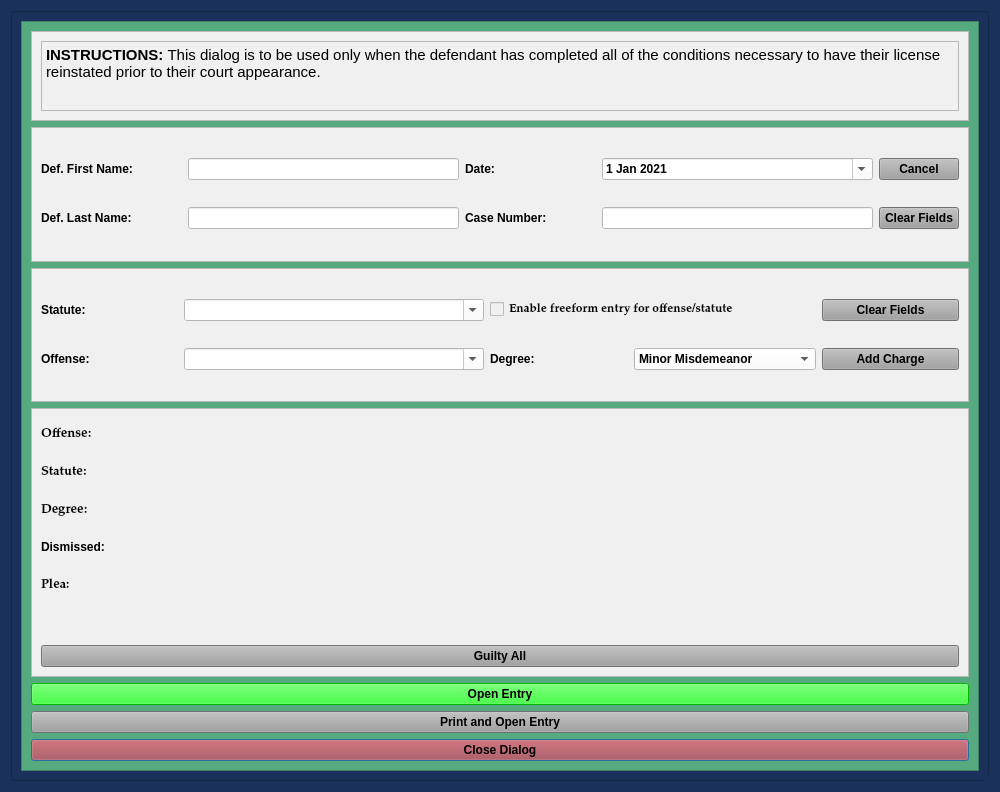
Old version of the form package/views/ui/LeapPleaShortDialog.ui in the repository HunterProgram22/MuniEntry.
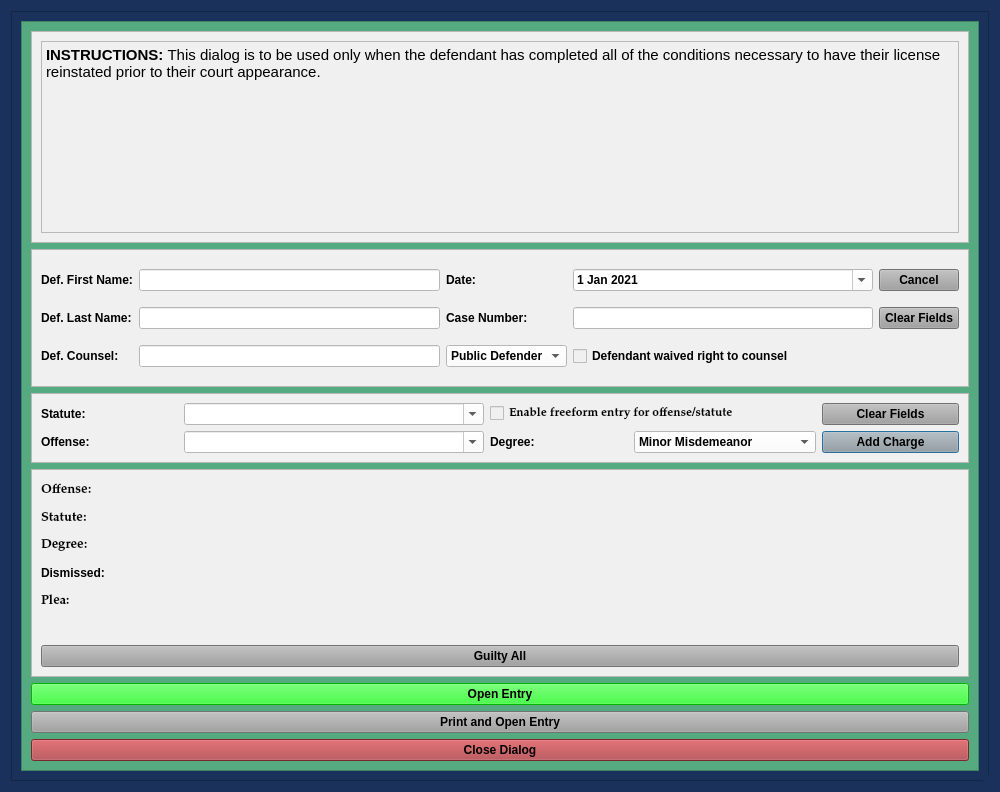
New version of the form.

Commit message: Updated UI and templates for def counsel box.

```diff
--- a/package/views/ui/LeapPleaShortDialog.ui
+++ b/package/views/ui/LeapPleaShortDialog.ui
@@ -177,23 +177,13 @@
           <rect>
            <x>0</x>
            <y>0</y>
-           <width>956</width>
-           <height>748</height>
+           <width>935</width>
+           <height>774</height>
           </rect>
          </property>
-         <layout class="QGridLayout" name="gridLayout_5" rowstretch="1,2,2,4,1,0,0,0">
-          <item row="7" column="0">
-           <widget class="QPushButton" name="close_dialog_Button">
-            <property name="styleSheet">
-             <string notr="true">background-color: rgb(170, 58, 63);</string>
-            </property>
-            <property name="text">
-             <string>Close Dialog</string>
-            </property>
-           </widget>
-          </item>
-          <item row="3" column="0">
-           <widget class="QFrame" name="frame_6">
+         <layout class="QGridLayout" name="gridLayout_5" rowstretch="0,2,1,3,0,0,0">
+          <item row="0" column="0">
+           <widget class="QFrame" name="frame_2">
             <property name="styleSheet">
              <string notr="true">background-color: rgb(240, 240, 240);</string>
             </property>
@@ -203,110 +193,32 @@
             <property name="frameShadow">
              <enum>QFrame::Raised</enum>
             </property>
-            <layout class="QGridLayout" name="gridLayout_3">
-             <item row="1" column="0">
-              <widget class="QPushButton" name="guilty_all_Button">
+            <layout class="QVBoxLayout" name="verticalLayout_3">
+             <item>
+              <widget class="QTextBrowser" name="textBrowser">
                <property name="focusPolicy">
                 <enum>Qt::NoFocus</enum>
                </property>
-               <property name="styleSheet">
-                <string notr="true">background-color: rgb(160, 160, 160);</string>
-               </property>
-               <property name="text">
-                <string>Guilty All</string>
+               <property name="html">
+                <string>&lt;!DOCTYPE HTML PUBLIC &quot;-//W3C//DTD HTML 4.0//EN&quot; &quot;http://www.w3.org/TR/REC-html40/strict.dtd&quot;&gt;
+&lt;html&gt;&lt;head&gt;&lt;meta name=&quot;qrichtext&quot; content=&quot;1&quot; /&gt;&lt;style type=&quot;text/css&quot;&gt;
+p, li { white-space: pre-wrap; }
+&lt;/style&gt;&lt;/head&gt;&lt;body style=&quot; font-family:'Palatino Linotype'; font-size:10pt; font-weight:600; font-style:normal;&quot;&gt;
+&lt;p style=&quot; margin-top:0px; margin-bottom:0px; margin-left:0px; margin-right:0px; -qt-block-indent:0; text-indent:0px;&quot;&gt;&lt;span style=&quot; font-size:11pt;&quot;&gt;INSTRUCTIONS: &lt;/span&gt;&lt;span style=&quot; font-size:11pt; font-weight:400;&quot;&gt;This dialog is to be used only when the defendant has completed all of the conditions necessary to have their license reinstated prior to their court appearance. &lt;/span&gt;&lt;/p&gt;&lt;/body&gt;&lt;/html&gt;</string>
                </property>
               </widget>
              </item>
-             <item row="0" column="0">
-              <layout class="QGridLayout" name="charges_gridLayout">
-               <item row="1" column="0">
-                <widget class="QLabel" name="label_20">
-                 <property name="font">
-                  <font>
-                   <family>Palatino Linotype</family>
-                   <pointsize>10</pointsize>
-                   <weight>75</weight>
-                   <italic>false</italic>
-                   <bold>true</bold>
-                  </font>
-                 </property>
-                 <property name="text">
-                  <string>Statute:</string>
-                 </property>
-                </widget>
-               </item>
-               <item row="2" column="0">
-                <widget class="QLabel" name="label_21">
-                 <property name="font">
-                  <font>
-                   <family>Palatino Linotype</family>
-                   <pointsize>10</pointsize>
-                   <weight>75</weight>
-                   <italic>false</italic>
-                   <bold>true</bold>
-                  </font>
-                 </property>
-                 <property name="text">
-                  <string>Degree:</string>
-                 </property>
-                </widget>
-               </item>
-               <item row="4" column="0">
-                <widget class="QLabel" name="plea_label_1">
-                 <property name="font">
-                  <font>
-                   <family>Palatino Linotype</family>
-                   <pointsize>10</pointsize>
-                   <weight>75</weight>
-                   <italic>false</italic>
-                   <bold>true</bold>
-                  </font>
-                 </property>
-                 <property name="text">
-                  <string>Plea:</string>
-                 </property>
-                </widget>
-               </item>
-               <item row="0" column="0">
-                <widget class="QLabel" name="offense_label_1">
-                 <property name="font">
-                  <font>
-                   <family>Palatino Linotype</family>
-                   <pointsize>10</pointsize>
-                   <weight>75</weight>
-                   <italic>false</italic>
-                   <bold>true</bold>
-                  </font>
-                 </property>
-                 <property name="text">
-                  <string>Offense:</string>
-                 </property>
-                 <property name="wordWrap">
-                  <bool>true</bool>
-                 </property>
-                </widget>
-               </item>
-               <item row="5" column="0">
-                <widget class="QLabel" name="label_4">
-                 <property name="text">
-                  <string/>
-                 </property>
-                </widget>
-               </item>
-               <item row="3" column="0">
-                <widget class="QLabel" name="label_5">
-                 <property name="text">
-                  <string>Dismissed:</string>
-                 </property>
-                </widget>
-               </item>
-              </layout>
-             </item>
             </layout>
            </widget>
           </item>
           <item row="1" column="0">
-           <widget class="QFrame" name="frame_3">
+           <widget class="QFrame" name="case_name_Frame">
+            <property name="sizePolicy">
+             <sizepolicy hsizetype="Preferred" vsizetype="Preferred">
+              <horstretch>0</horstretch>
+              <verstretch>0</verstretch>
+             </sizepolicy>
+            </property>
             <property name="styleSheet">
              <string notr="true">background-color: rgb(240, 240, 240);</string>
             </property>
@@ -319,12 +231,6 @@
             <layout class="QGridLayout" name="gridLayout">
              <item row="0" column="0">
               <widget class="QLabel" name="label">
-               <property name="minimumSize">
-                <size>
-                 <width>141</width>
-                 <height>0</height>
-                </size>
-               </property>
                <property name="text">
                 <string>Def. First Name:</string>
                </property>
@@ -392,12 +298,6 @@
              </item>
              <item row="1" column="0">
               <widget class="QLabel" name="label_2">
-               <property name="minimumSize">
-                <size>
-                 <width>141</width>
-                 <height>0</height>
-                </size>
-               </property>
                <property name="text">
                 <string>Def. Last Name:</string>
                </property>
@@ -415,12 +315,6 @@
              </item>
              <item row="1" column="2">
               <widget class="QLabel" name="label_3">
-               <property name="minimumSize">
-                <size>
-                 <width>131</width>
-                 <height>0</height>
-                </size>
-               </property>
                <property name="text">
                 <string>Case Number:</string>
                </property>
@@ -452,6 +346,44 @@
                </property>
               </widget>
              </item>
+             <item row="2" column="0">
+              <widget class="QLabel" name="label_24">
+               <property name="text">
+                <string>Def. Counsel:</string>
+               </property>
+              </widget>
+             </item>
+             <item row="2" column="1">
+              <widget class="QLineEdit" name="defense_counsel_name_box">
+               <property name="styleSheet">
+                <string notr="true">background-color: rgb(255, 255, 255);</string>
+               </property>
+              </widget>
+             </item>
+             <item row="2" column="2">
+              <widget class="QComboBox" name="defense_counsel_type_box">
+               <property name="styleSheet">
+                <string notr="true">background-color: rgb(255, 255, 255);</string>
+               </property>
+               <item>
+                <property name="text">
+                 <string>Public Defender</string>
+                </property>
+               </item>
+               <item>
+                <property name="text">
+                 <string>Private</string>
+                </property>
+               </item>
+              </widget>
+             </item>
+             <item row="2" column="3">
+              <widget class="QCheckBox" name="defense_counsel_waived_checkBox">
+               <property name="text">
+                <string>Defendant waived right to counsel</string>
+               </property>
+              </widget>
+             </item>
             </layout>
            </widget>
           </item>
@@ -617,8 +549,8 @@
             </layout>
            </widget>
           </item>
-          <item row="0" column="0">
-           <widget class="QFrame" name="frame_2">
+          <item row="3" column="0">
+           <widget class="QFrame" name="frame_6">
             <property name="styleSheet">
              <string notr="true">background-color: rgb(240, 240, 240);</string>
             </property>
@@ -628,34 +560,108 @@
             <property name="frameShadow">
              <enum>QFrame::Raised</enum>
             </property>
-            <layout class="QVBoxLayout" name="verticalLayout_3">
-             <item>
-              <widget class="QTextBrowser" name="textBrowser">
+            <layout class="QGridLayout" name="gridLayout_3">
+             <item row="1" column="0">
+              <widget class="QPushButton" name="guilty_all_Button">
                <property name="focusPolicy">
                 <enum>Qt::NoFocus</enum>
                </property>
-               <property name="html">
-                <string>&lt;!DOCTYPE HTML PUBLIC &quot;-//W3C//DTD HTML 4.0//EN&quot; &quot;http://www.w3.org/TR/REC-html40/strict.dtd&quot;&gt;
-&lt;html&gt;&lt;head&gt;&lt;meta name=&quot;qrichtext&quot; content=&quot;1&quot; /&gt;&lt;style type=&quot;text/css&quot;&gt;
-p, li { white-space: pre-wrap; }
-&lt;/style&gt;&lt;/head&gt;&lt;body style=&quot; font-family:'Palatino Linotype'; font-size:10pt; font-weight:600; font-style:normal;&quot;&gt;
-&lt;p style=&quot; margin-top:0px; margin-bottom:0px; margin-left:0px; margin-right:0px; -qt-block-indent:0; text-indent:0px;&quot;&gt;&lt;span style=&quot; font-size:11pt;&quot;&gt;INSTRUCTIONS: &lt;/span&gt;&lt;span style=&quot; font-size:11pt; font-weight:400;&quot;&gt;This dialog is to be used only when the defendant has completed all of the conditions necessary to have their license reinstated prior to their court appearance. &lt;/span&gt;&lt;/p&gt;&lt;/body&gt;&lt;/html&gt;</string>
+               <property name="styleSheet">
+                <string notr="true">background-color: rgb(160, 160, 160);</string>
+               </property>
+               <property name="text">
+                <string>Guilty All</string>
                </property>
               </widget>
              </item>
+             <item row="0" column="0">
+              <layout class="QGridLayout" name="charges_gridLayout">
+               <item row="1" column="0">
+                <widget class="QLabel" name="label_20">
+                 <property name="font">
+                  <font>
+                   <family>Palatino Linotype</family>
+                   <pointsize>10</pointsize>
+                   <weight>75</weight>
+                   <italic>false</italic>
+                   <bold>true</bold>
+                  </font>
+                 </property>
+                 <property name="text">
+                  <string>Statute:</string>
+                 </property>
+                </widget>
+               </item>
+               <item row="2" column="0">
+                <widget class="QLabel" name="label_21">
+                 <property name="font">
+                  <font>
+                   <family>Palatino Linotype</family>
+                   <pointsize>10</pointsize>
+                   <weight>75</weight>
+                   <italic>false</italic>
+                   <bold>true</bold>
+                  </font>
+                 </property>
+                 <property name="text">
+                  <string>Degree:</string>
+                 </property>
+                </widget>
+               </item>
+               <item row="4" column="0">
+                <widget class="QLabel" name="plea_label_1">
+                 <property name="font">
+                  <font>
+                   <family>Palatino Linotype</family>
+                   <pointsize>10</pointsize>
+                   <weight>75</weight>
+                   <italic>false</italic>
+                   <bold>true</bold>
+                  </font>
+                 </property>
+                 <property name="text">
+                  <string>Plea:</string>
+                 </property>
+                </widget>
+               </item>
+               <item row="0" column="0">
+                <widget class="QLabel" name="offense_label_1">
+                 <property name="font">
+                  <font>
+                   <family>Palatino Linotype</family>
+                   <pointsize>10</pointsize>
+                   <weight>75</weight>
+                   <italic>false</italic>
+                   <bold>true</bold>
+                  </font>
+                 </property>
+                 <property name="text">
+                  <string>Offense:</string>
+                 </property>
+                 <property name="wordWrap">
+                  <bool>true</bool>
+                 </property>
+                </widget>
+               </item>
+               <item row="5" column="0">
+                <widget class="QLabel" name="label_4">
+                 <property name="text">
+                  <string/>
+                 </property>
+                </widget>
+               </item>
+               <item row="3" column="0">
+                <widget class="QLabel" name="label_5">
+                 <property name="text">
+                  <string>Dismissed:</string>
+                 </property>
+                </widget>
+               </item>
+              </layout>
+             </item>
             </layout>
            </widget>
           </item>
-          <item row="5" column="0">
-           <widget class="QPushButton" name="print_entry_Button">
-            <property name="styleSheet">
-             <string notr="true">background-color: rgb(160, 160, 160);</string>
-            </property>
-            <property name="text">
-             <string>Print and Open Entry</string>
-            </property>
-           </widget>
-          </item>
           <item row="4" column="0">
            <widget class="QPushButton" name="create_entry_Button">
             <property name="styleSheet">
@@ -669,6 +675,26 @@
             </property>
            </widget>
           </item>
+          <item row="5" column="0">
+           <widget class="QPushButton" name="print_entry_Button">
+            <property name="styleSheet">
+             <string notr="true">background-color: rgb(160, 160, 160);</string>
+            </property>
+            <property name="text">
+             <string>Print and Open Entry</string>
+            </property>
+           </widget>
+          </item>
+          <item row="6" column="0">
+           <widget class="QPushButton" name="close_dialog_Button">
+            <property name="styleSheet">
+             <string notr="true">background-color: rgb(170, 58, 63);</string>
+            </property>
+            <property name="text">
+             <string>Close Dialog</string>
+            </property>
+           </widget>
+          </item>
          </layout>
         </widget>
        </widget>
```
Left out of the diff: 3 changed lines with no effect on the pictures. The commit also changes 16 other files.
